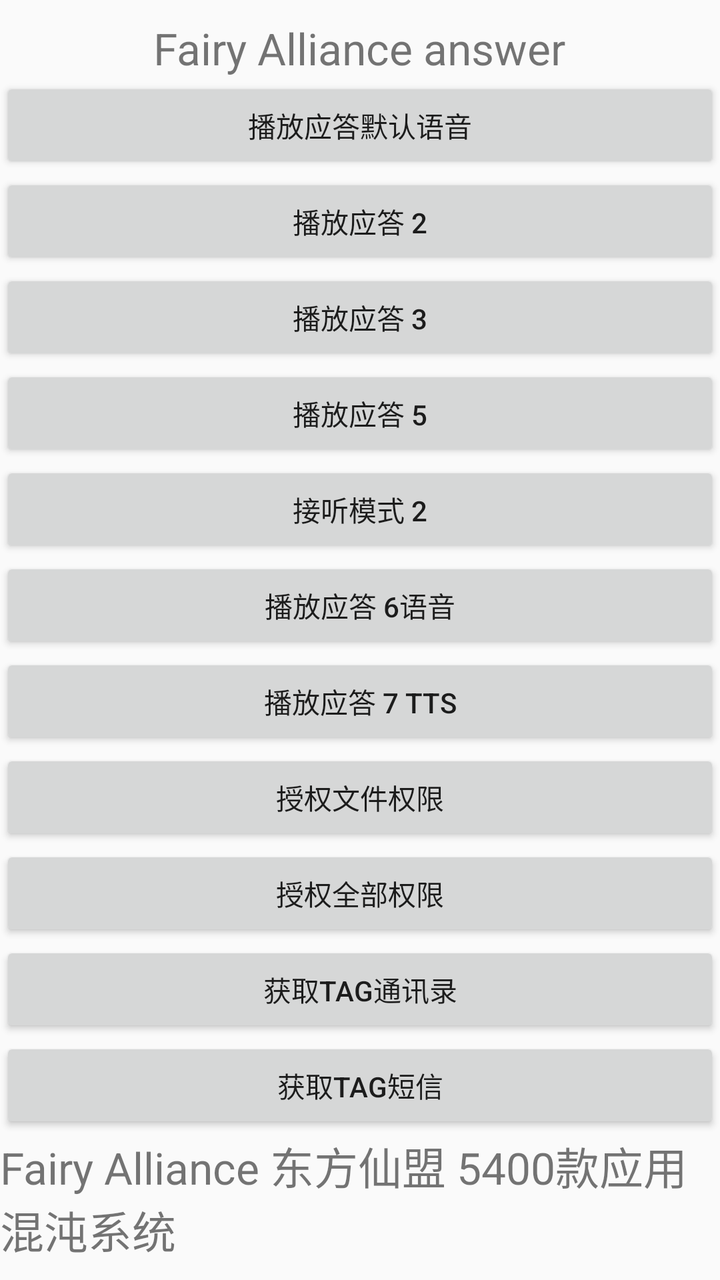
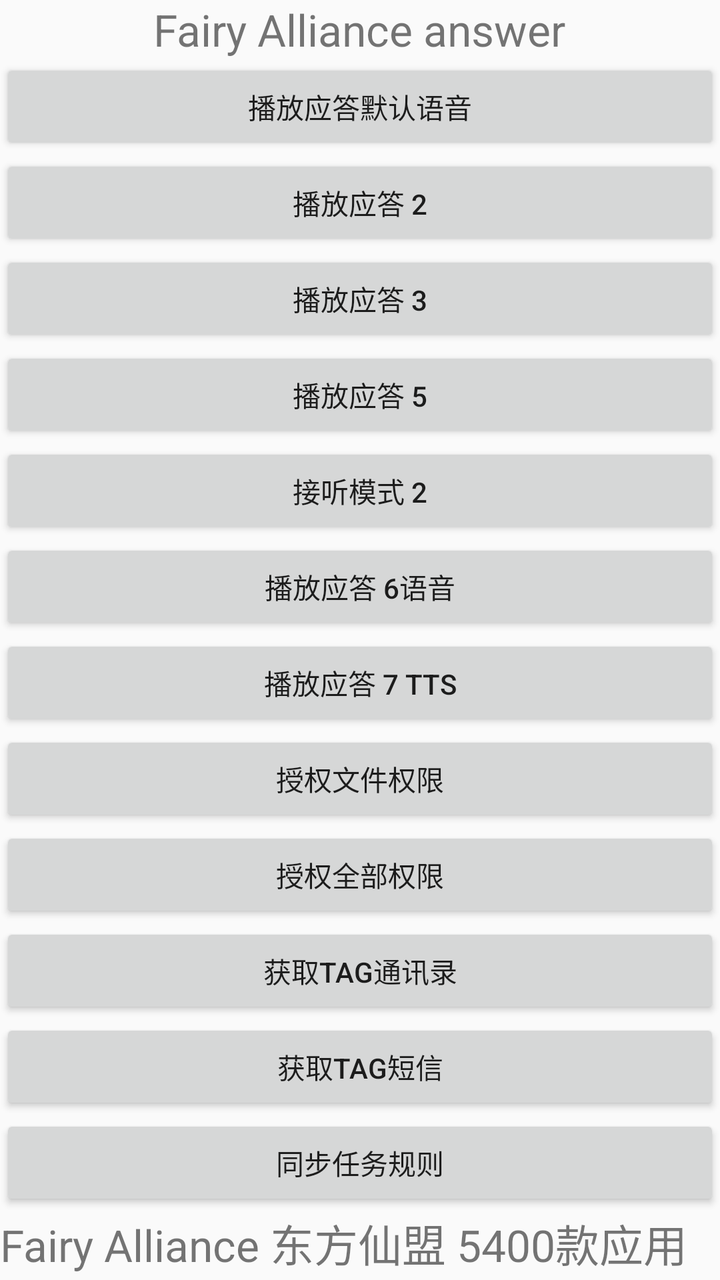

The first picture is an Android layout as it rendered before a commit; the second is the same layout after the commit. The layout source and the unified diff follow.
<!-- AndroidManifest.xml: activity theme Theme.Fairyalliancesmartphoneanswer -->
<!-- res/layout/activity_main.xml -->
<?xml version="1.0" encoding="utf-8"?>
<LinearLayout
    xmlns:android="http://schemas.android.com/apk/res/android"
    xmlns:tools="http://schemas.android.com/tools"
    android:id="@+id/main_layout"
    android:layout_width="match_parent"
    android:layout_height="match_parent"
    android:gravity="center"
    android:orientation="vertical"
    >

    <TextView
        android:layout_width="wrap_content"
        android:layout_height="wrap_content"
        android:text="Fairy Alliance answer"
        android:textSize="22sp"/>
        
          <Button
        android:layout_width="match_parent"
        android:layout_height="wrap_content"
        android:text="播放应答默认语音"
        android:onClick="playDefaultAudio"/>

    <Button
        android:layout_width="match_parent"
        android:layout_height="wrap_content"
        android:text="播放应答 2"
        android:onClick="playAudio2"/>

    <Button
        android:layout_width="match_parent"
        android:layout_height="wrap_content"
        android:text="播放应答 3"
        android:onClick="playAudio3"/>
        
        
         <Button
        android:layout_width="match_parent"
        android:layout_height="wrap_content"
        android:text="播放应答 5"
        android:onClick="playAudio5"/>
        
        
        <Button
        android:layout_width="match_parent"
        android:layout_height="wrap_content"
        android:text="接听模式 2"
        android:onClick="playAudio2byphone"/>
        
           <Button
        android:layout_width="match_parent"
        android:layout_height="wrap_content"
        android:text="播放应答 6语音"
        android:onClick="play4xml6res"/>
        
        
           <Button
        android:layout_width="match_parent"
        android:layout_height="wrap_content"
        android:text="播放应答 7 tts"
        android:onClick="play4xml7tts"/>

    <Button
        android:layout_width="match_parent"
        android:layout_height="wrap_content"
        android:text="授权文件权限"
        android:onClick="grantStoragePermission"/>

    <Button
        android:layout_width="match_parent"
        android:layout_height="wrap_content"
        android:text="授权全部权限"
        android:onClick="grantAllPermissions"/>
        
        
          <Button
        android:layout_width="match_parent"
        android:layout_height="wrap_content"
        android:text="获取tag通讯录"
        android:onClick="getContactBytag"/>
        
          <Button
        android:layout_width="match_parent"
        android:layout_height="wrap_content"
        android:text="获取tag短信"
        android:onClick="getSmsRecoredAnalysis"/>
        
        
         <TextView
        android:layout_width="wrap_content"
        android:layout_height="wrap_content"
        android:text="Fairy Alliance 东方仙盟 5400款应用 混沌系统"
        android:textSize="22sp"/>

</LinearLayout>
<!-- resources referenced by this layout -->
<resources>
  <style name="Theme.Fairyalliancesmartphoneanswer" parent="Theme.AppCompat.Light.NoActionBar" />
</resources>

<!-- the commit's change to res/layout/activity_main.xml (unified diff, before → after) -->
@@ -86,6 +86,13 @@
         android:onClick="getSmsRecoredAnalysis"/>
         
         
+           <Button
+        android:layout_width="match_parent"
+        android:layout_height="wrap_content"
+        android:text="同步任务规则"
+        android:onClick="synctaskrules"/>
+        
+        
          <TextView
         android:layout_width="wrap_content"
         android:layout_height="wrap_content"
